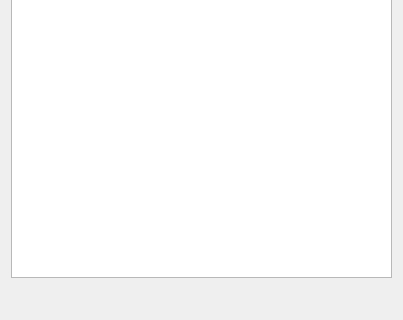
The window that gui/bibolamazi_gui/filterinstanceeditor.ui (phfaist/bibolamazi) describes before a commit, drawn with Qt 5; both pictures show x 0 to 403 and y 154 to 474 of the 403 by 474 pixel window.
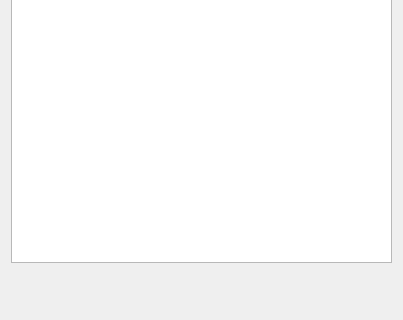
The same window after the commit. Icons and pictures are not drawn.

The edit to the form file:
```diff
--- a/gui/bibolamazi_gui/filterinstanceeditor.ui
+++ b/gui/bibolamazi_gui/filterinstanceeditor.ui
@@ -42,7 +42,7 @@
    <item row="4" column="0" colspan="2">
     <widget class="QLabel" name="lblOptionHelp">
      <property name="sizePolicy">
-      <sizepolicy hsizetype="Minimum" vsizetype="Preferred">
+      <sizepolicy hsizetype="Ignored" vsizetype="Preferred">
        <horstretch>0</horstretch>
        <verstretch>0</verstretch>
       </sizepolicy>
@@ -50,14 +50,14 @@
      <property name="minimumSize">
       <size>
        <width>0</width>
-       <height>25</height>
+       <height>40</height>
       </size>
      </property>
      <property name="text">
       <string/>
      </property>
      <property name="textFormat">
-      <enum>Qt::PlainText</enum>
+      <enum>Qt::RichText</enum>
      </property>
      <property name="wordWrap">
       <bool>true</bool>
```
